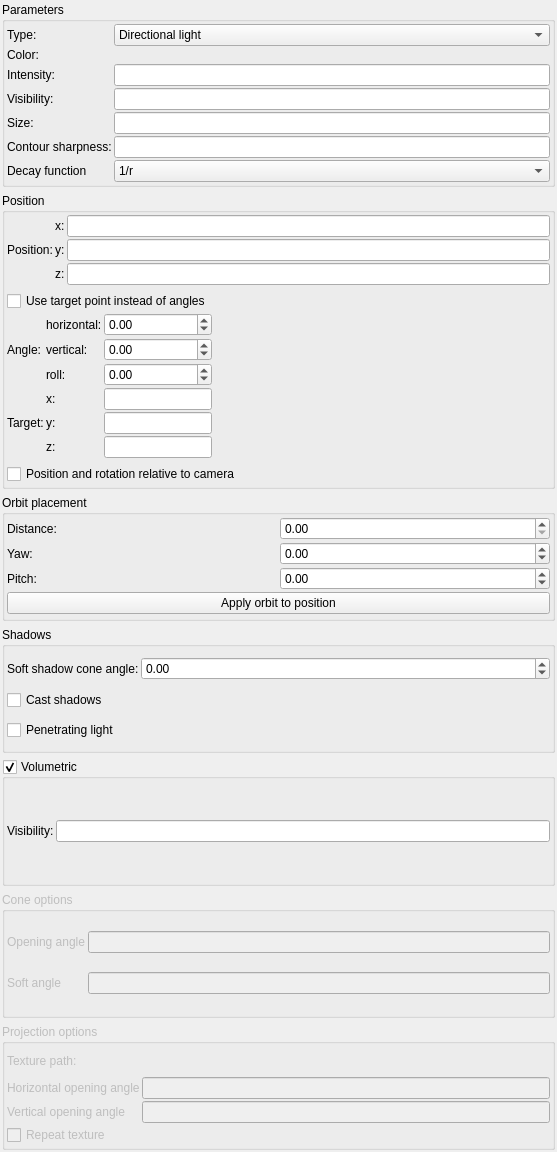
Old version of the form mandelbulber2/qt/light_editor.ui in the repository irinox-ctrl/mandelbulber2.
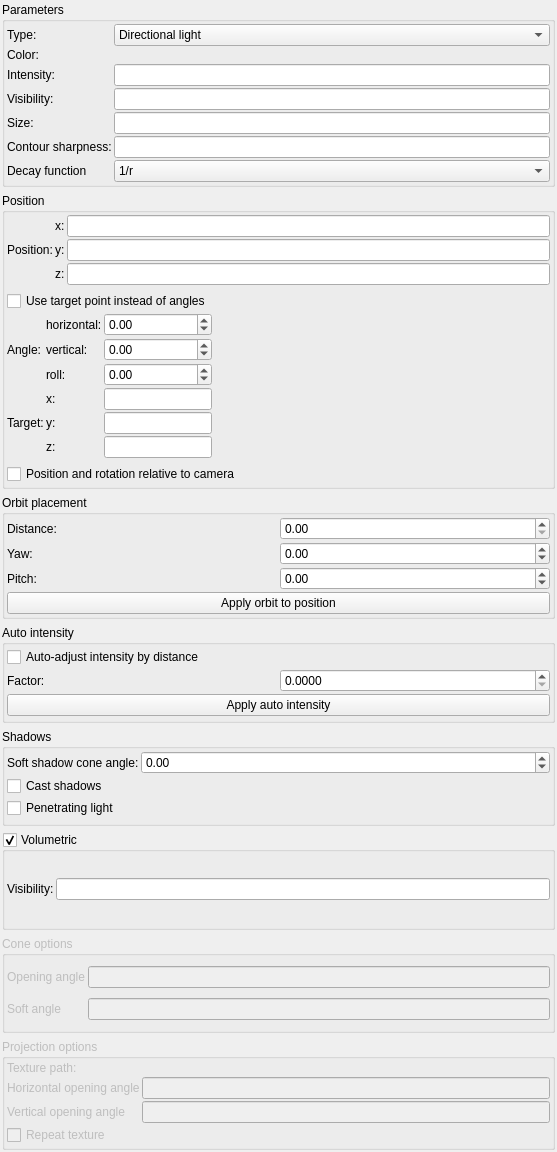
New version of the form. Icons and pictures are not drawn. Custom widgets are drawn as their Qt base class.

Commit message:
Add Auto Intensity by Distance for aux lights
- New parameters: auto_intensity (bool), auto_intensity_factor (double)
- UI group in Light Editor with checkbox + factor spinbox
- Apply button calculates intensity = distance^2 * factor
  using GetDistanceForPoint() at the light's current position
- Correctly handles relative_position lights
- No shader changes

```diff
--- a/mandelbulber2/qt/light_editor.ui
+++ b/mandelbulber2/qt/light_editor.ui
@@ -670,6 +670,73 @@
      </layout>
     </widget>
    </item>
+   <item>
+    <widget class="QGroupBox" name="groupBox_autoIntensity">
+     <property name="title">
+      <string>Auto intensity</string>
+     </property>
+     <layout class="QGridLayout" name="gridLayout_autoIntensity">
+      <property name="leftMargin">
+       <number>2</number>
+      </property>
+      <property name="topMargin">
+       <number>2</number>
+      </property>
+      <property name="rightMargin">
+       <number>2</number>
+      </property>
+      <property name="bottomMargin">
+       <number>2</number>
+      </property>
+      <property name="spacing">
+       <number>2</number>
+      </property>
+      <item row="0" column="0" colspan="2">
+       <widget class="MyCheckBox" name="checkBox_auto_intensity">
+        <property name="text">
+         <string>Auto-adjust intensity by distance</string>
+        </property>
+       </widget>
+      </item>
+      <item row="1" column="0">
+       <widget class="QLabel" name="label_auto_intensity_factor">
+        <property name="text">
+         <string>Factor:</string>
+        </property>
+       </widget>
+      </item>
+      <item row="1" column="1">
+       <widget class="MyDoubleSpinBox" name="spinboxd_auto_intensity_factor">
+        <property name="toolTip">
+         <string>&lt;html&gt;&lt;head/&gt;&lt;body&gt;&lt;p&gt;Multiplier for auto-calculated intensity. Formula: intensity = distance² × factor. Default 0.01 gives reasonable brightness at typical distances.&lt;/p&gt;&lt;/body&gt;&lt;/html&gt;</string>
+        </property>
+        <property name="decimals">
+         <number>4</number>
+        </property>
+        <property name="minimum">
+         <double>0.000000000000000</double>
+        </property>
+        <property name="maximum">
+         <double>1.000000000000000</double>
+        </property>
+        <property name="singleStep">
+         <double>0.001000000000000</double>
+        </property>
+       </widget>
+      </item>
+      <item row="2" column="0" colspan="2">
+       <widget class="QPushButton" name="pushButton_applyAutoIntensity">
+        <property name="toolTip">
+         <string>&lt;html&gt;&lt;head/&gt;&lt;body&gt;&lt;p&gt;Calculate intensity based on distance to fractal surface and apply&lt;/p&gt;&lt;/body&gt;&lt;/html&gt;</string>
+        </property>
+        <property name="text">
+         <string>Apply auto intensity</string>
+        </property>
+       </widget>
+      </item>
+     </layout>
+    </widget>
+   </item>
    <item>
     <widget class="QGroupBox" name="groupBox_4">
      <property name="title">
```
The commit also changes 4 other files.
